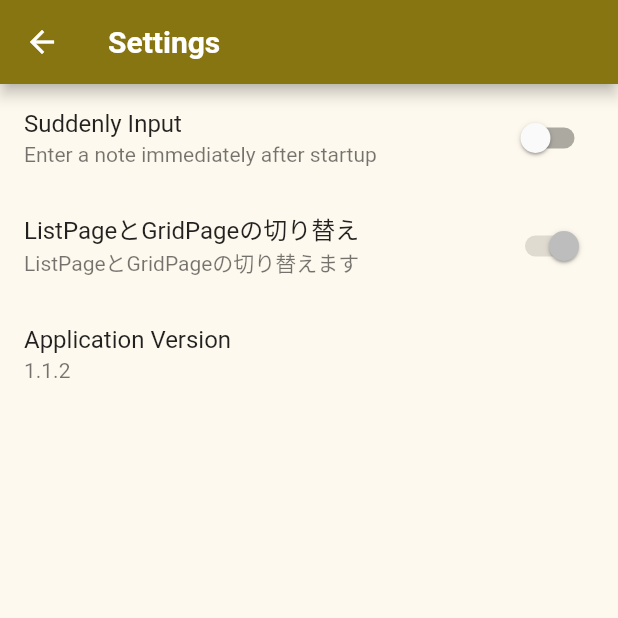
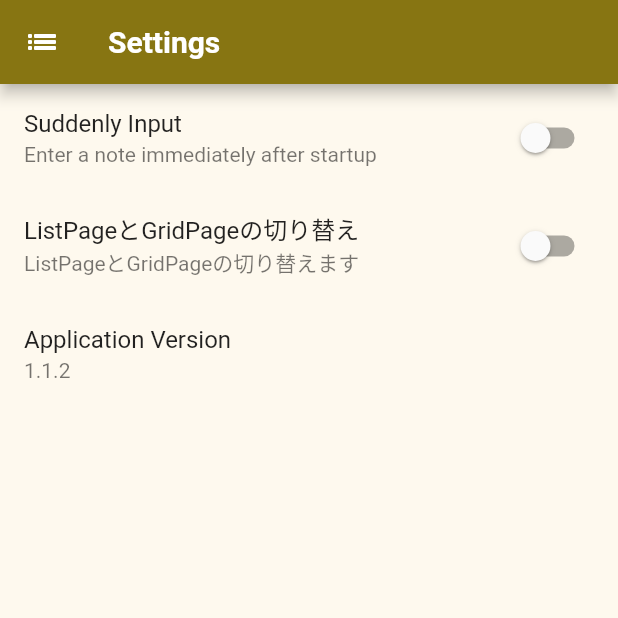
Before and after one commit to arafipro/usstockminimemo, a Flutter app: the screen it shows after launch, after a tap on the "settings" icon, on a phone screen of 412 x 824 dp, the top half of it. Run offline on Flutter 3.47's test engine with Material 2 defaults, Android fonts, the light colour scheme and no system bars; our stand-ins replace flutter_dotenv, google_mobile_ads, package_info_plus, shared_preferences, sqflite; accounts and stored records are empty; generated files the repository leaves out were written again; network calls fail.

Commit message:
settings_page.dartとmain.dartのtodoを解決
settings_page.dartでListPageとGridPageを設定で切替可能に
main.dartでListPageとGridPageを設定で切替可能に

残りのtodo
todo edit_page ListPageとGridPageを設定によって切り替える
todo settings_page1 多言語化の設定

```diff
--- a/lib/main.dart
+++ b/lib/main.dart
@@ -61,8 +61,10 @@ class MyApp extends StatelessWidget {
                       ? EditPage(
                           stockmemo: null,
                         )
-                          // todo ListPageとGridPageを設定によって切り替える
-                      :  const GridPage(), // 動作確認のためGridPage()に変更
+                      // ListPageとGridPageを設定によって切り替える
+                      : !model.startDisplayPage
+                          ? const ListPage()
+                          : const GridPage(),
                 );
               }
             },
--- a/lib/views/settings_page.dart
+++ b/lib/views/settings_page.dart
@@ -16,9 +16,31 @@ class SettingsPage extends StatelessWidget {
         backgroundColor: bgColor,
         appBar: AppBar(
           backgroundColor: appBarColor,
+          automaticallyImplyLeading: false, // 戻るボタンを表示しない
           title: Text(
             AppLocalizations.of(context)!.settings,
             style: titleTextStyle20,
+          ),
+          leading: Consumer(
+            builder: (
+              BuildContext context,
+              SettingsModel model,
+              Widget? child,
+            ) =>
+                IconButton(
+              icon: const Icon(Icons.list_sharp),
+              onPressed: () async {
+                await Navigator.push(
+                  context,
+                  MaterialPageRoute(
+                    builder: !model.startDisplayPage
+                        ? (context) => const ListPage()
+                        : (context) => const GridPage(),
+                    fullscreenDialog: true,
+                  ),
+                );
+              },
+            ),
           ),
         ),
         body: Consumer(
@@ -41,18 +63,17 @@ class SettingsPage extends StatelessWidget {
                   onChanged: (value) => model.setStartEditPage(value),
                 ),
               ),
-              const ListTile(
+              ListTile(
                 // todo 多言語化の設定
-                title: Text("ListPageとGridPageの切り替え"
+                title: const Text("ListPageとGridPageの切り替え"
                     // AppLocalizations.of(context)!.startupTitle,
                     ),
-                subtitle: Text("ListPageとGridPageの切り替えます"
+                subtitle: const Text("ListPageとGridPageの切り替えます"
                     // AppLocalizations.of(context)!.startupSubTitle,
                     ),
                 trailing: Switch(
-                  // todo valueとonChangedの設定
-                  value: true,
-                  onChanged: null,
+                  value: model.startDisplayPage,
+                  onChanged: (value) => model.setStartDisplayPage(value),
                 ),
               ),
               FutureBuilder<PackageInfo>(
```
